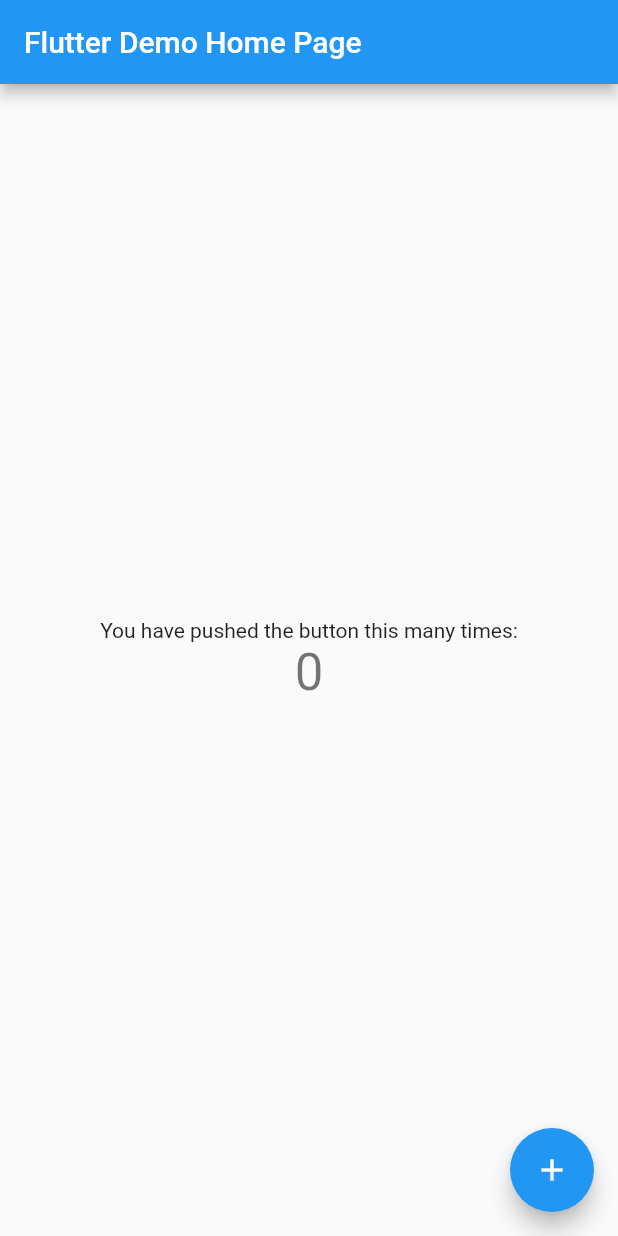
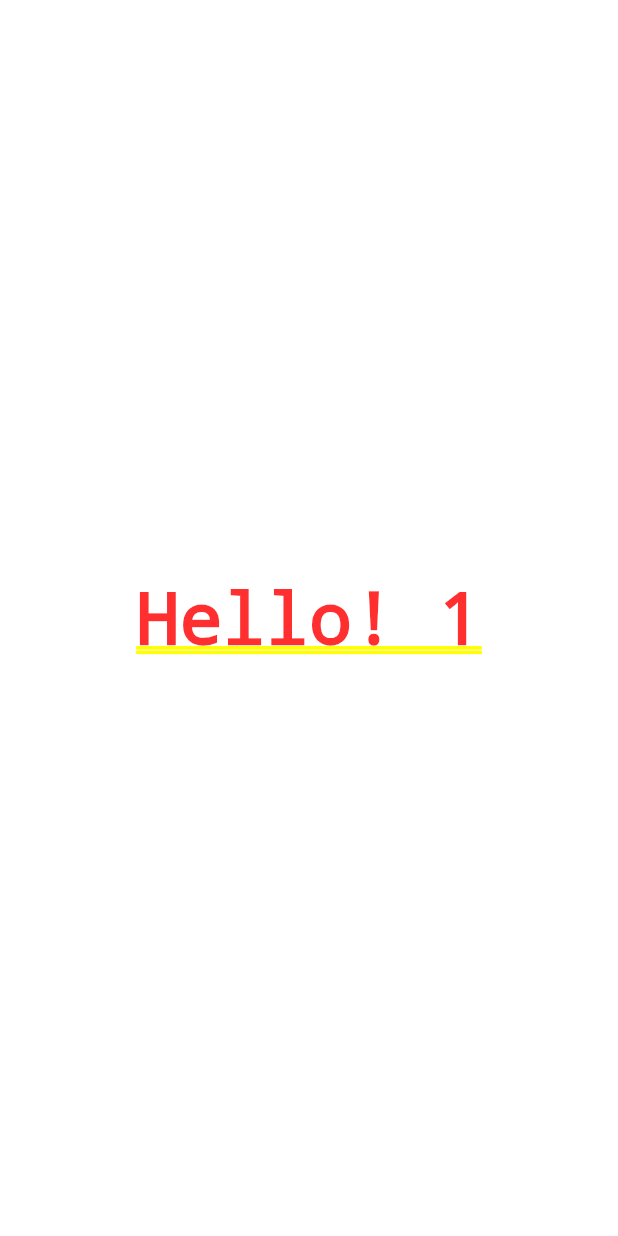
Before and after one commit to AleksPisanets-Yakimova/flutter_project_yakimova, a Flutter app: the screen it shows after launch, on a phone screen of 412 x 824 dp. Run offline on Flutter 3.47's test engine with Material 2 defaults, Android fonts, the phone set to English and light mode, and no system bars.

Commit message:
3-6-tema3-3 задание

```diff
--- a/places/lib/main.dart
+++ b/places/lib/main.dart
@@ -4,21 +4,49 @@ void main() {
   runApp(MyApp());
 }
 
-class MyApp extends StatelessWidget {
+class MyFirstWidget extends StatelessWidget {
+  var _count = 0;
   @override
   Widget build(BuildContext context) {
-    return MaterialApp(
-      title: 'Flutter Demo',
-      theme: ThemeData(
-        primarySwatch: Colors.blue,
-      ),
-      home: MyHomePage(title: 'Flutter Demo Home Page'),
+    _count++;
+    return Center(
+      child: Text('Hello! $_count'),
     );
   }
 }
 
+class MyFirstWidget2 extends StatefulWidget {
+  @override
+  _MyFirstWidget2State createState() => _MyFirstWidget2State();
+}
+
+class _MyFirstWidget2State extends State<MyFirstWidget2> {
+  var _count = 0;
+
+  @override
+  Widget build(BuildContext context) {
+    _count++;
+    return Center(
+      child: Text('Hello! $_count'),
+    );
+  }
+}
+
+/// Мое первое приложение, создано для тестирования.
+class MyApp extends StatelessWidget {
+  @override
+  Widget build(BuildContext context) => MaterialApp(
+        title: 'Flutter Demo',
+        theme: ThemeData(
+          primarySwatch: Colors.blue,
+          visualDensity: VisualDensity.adaptivePlatformDensity,
+        ),
+        home: MyFirstWidget(),
+      );
+}
+
 class MyHomePage extends StatefulWidget {
-  MyHomePage({Key key, this.title}) : super(key: key);
+  const MyHomePage({Key? key, required this.title}) : super(key: key);
 
   final String title;
 
@@ -36,8 +64,7 @@ class _MyHomePageState extends State<MyHomePage> {
   }
 
   @override
-  Widget build(BuildContext context) {
-    return Scaffold(
+  Widget build(BuildContext context) => Scaffold(
         appBar: AppBar(
           title: Text(widget.title),
         ),
@@ -45,7 +72,7 @@ class _MyHomePageState extends State<MyHomePage> {
           child: Column(
             mainAxisAlignment: MainAxisAlignment.center,
             children: <Widget>[
-            Text(
+              const Text(
                 'You have pushed the button this many times:',
               ),
               Text(
@@ -58,8 +85,7 @@ class _MyHomePageState extends State<MyHomePage> {
         floatingActionButton: FloatingActionButton(
           onPressed: _incrementCounter,
           tooltip: 'Increment',
-        child: Icon(Icons.add),
+          child: const Icon(Icons.add),
         ),
       );
 }
-}
--- a/places/pubspec.yaml
+++ b/places/pubspec.yaml
@@ -6,14 +6,11 @@ publish_to: 'none' # Remove this line if you wish to publish to pub.dev
 version: 1.0.0+1
 
 environment:
-  sdk: ">=2.12.0.0 <3.0.0"
+  sdk: ">=2.12.0 <3.0.0"
 
 dependencies:
   flutter:
     sdk: flutter
-
-  cupertino_icons: ^1.0.2
-
   flutter_svg: ^0.21.0
 
 
```
Also changed, not shown: places/pubspec.lock. Lines whose indentation alone changed are shown as unchanged.
